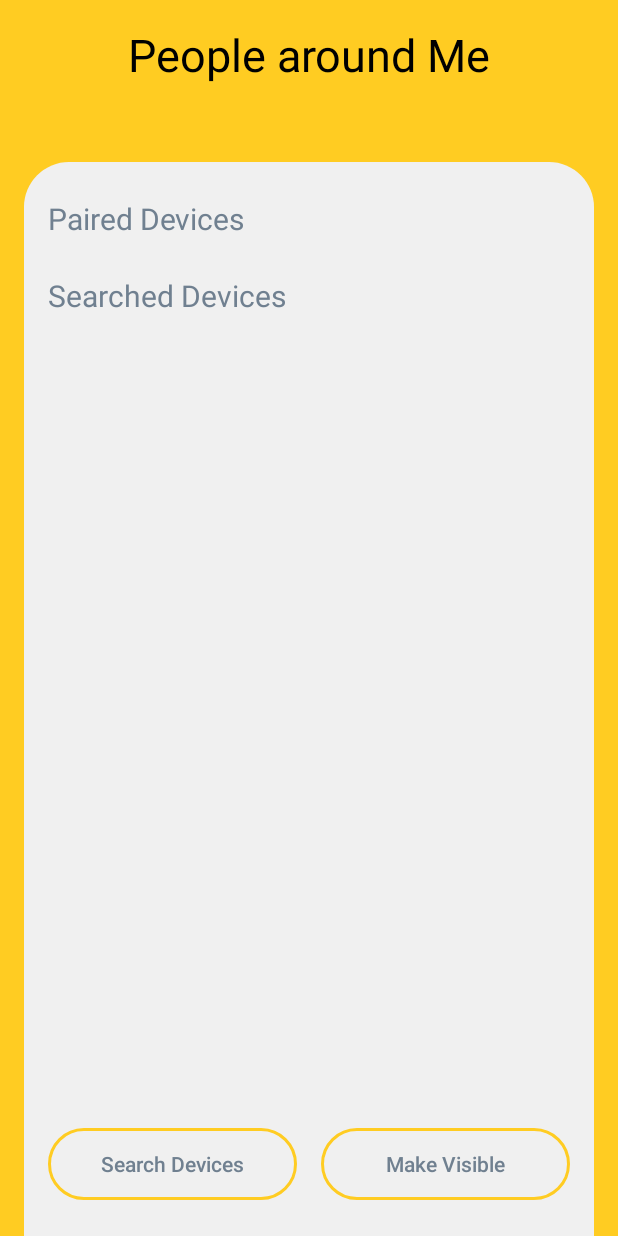
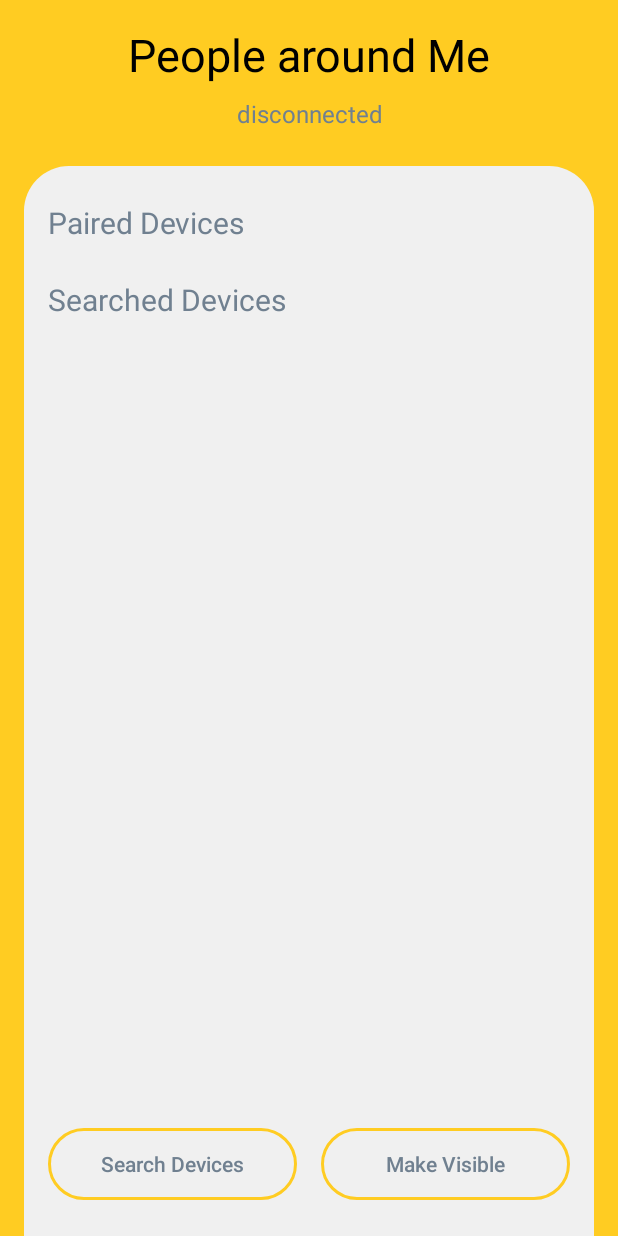
Before and after one commit to keng-yu-liao/BlueChart_10, an Android app: the SearchActivity screen opened directly, with no data from a screen before it, on a phone screen of 412 x 824 dp. Run offline under Robolectric (Android 15) with nearby library versions, the phone set to English and light mode, and no system bars.

Commit message:
[調整] 搜尋頁面藍芽連線狀態

```diff
--- a/app/src/main/java/com/example/bluechart_10/core/bluetooth/BluetoothRepository.kt
+++ b/app/src/main/java/com/example/bluechart_10/core/bluetooth/BluetoothRepository.kt
@@ -2,6 +2,7 @@ package com.example.bluechart_10.core.bluetooth
 
 import android.bluetooth.BluetoothAdapter
 import android.bluetooth.BluetoothDevice
+import android.bluetooth.BluetoothHeadset
 
 class BluetoothRepository {
     private val mBluetoothAdapter: BluetoothAdapter = BluetoothAdapter.getDefaultAdapter()
@@ -13,4 +14,8 @@ class BluetoothRepository {
     fun getPairedList(): List<BluetoothDevice> {
         return mBluetoothAdapter.bondedDevices.toList()
     }
+
+    fun getConnectionState(): Int {
+        return mBluetoothAdapter.getProfileConnectionState(BluetoothHeadset.HEADSET)
+    }
 }
--- a/app/src/main/java/com/example/bluechart_10/section/search/SearchActivity.kt
+++ b/app/src/main/java/com/example/bluechart_10/section/search/SearchActivity.kt
@@ -6,6 +6,7 @@ import android.os.Bundle
 import androidx.appcompat.app.AppCompatActivity
 import androidx.lifecycle.Observer
 import androidx.lifecycle.ViewModelProvider
+import androidx.recyclerview.widget.DividerItemDecoration
 import androidx.recyclerview.widget.LinearLayoutManager
 import com.example.bluechart_10.R
 import com.example.bluechart_10.core.bluetooth.BluetoothRepository
@@ -37,22 +38,27 @@ class SearchActivity : AppCompatActivity() {
     private fun initViewModel() {
         val bluetoothRepository = BluetoothRepository()
         val viewModelFactory = ViewModelFactory{
-            SearchViewModel(bluetoothRepository)
+            SearchViewModel(bluetoothRepository, application)
         }
         searchViewModel = ViewModelProvider(this@SearchActivity, viewModelFactory).get(SearchViewModel::class.java)
         searchViewModel.pairedDeviceList.observe(this@SearchActivity, Observer {
             (rcv_paired_devices.adapter as SearchAdapter).updateSearchList(it)
         })
+        searchViewModel.pairedState.observe(this@SearchActivity, Observer {
+            tv_status_search.text = it
+        })
     }
 
     private fun init() {
         searchViewModel.updatePairedDeviceList()
+        searchViewModel.updatePairedState()
     }
 
     private fun initPairedRcv() {
         rcv_paired_devices.apply {
             layoutManager = LinearLayoutManager(this@SearchActivity)
             adapter = SearchAdapter(SearchAdapter.ListType.Paired)
+            addItemDecoration(DividerItemDecoration(this.context, DividerItemDecoration.VERTICAL))
         }
     }
 }
--- a/app/src/main/java/com/example/bluechart_10/section/search/SearchViewModel.kt
+++ b/app/src/main/java/com/example/bluechart_10/section/search/SearchViewModel.kt
@@ -1,16 +1,28 @@
 package com.example.bluechart_10.section.search
 
+import android.app.Application
 import android.bluetooth.BluetoothDevice
+import android.bluetooth.BluetoothProfile
+import androidx.lifecycle.AndroidViewModel
 import androidx.lifecycle.MutableLiveData
-import androidx.lifecycle.ViewModel
+import com.example.bluechart_10.R
 import com.example.bluechart_10.core.bluetooth.BluetoothRepository
 
-class SearchViewModel(private val bluetoothRepository: BluetoothRepository) : ViewModel() {
-    val pairedDeviceList = MutableLiveData<List<BluetoothDevice>>().apply {
-        value = bluetoothRepository.getPairedList().toList()
-    }
+class SearchViewModel(private val bluetoothRepository: BluetoothRepository,
+                      application: Application
+) : AndroidViewModel(application) {
+    val pairedDeviceList = MutableLiveData<List<BluetoothDevice>>()
+    val pairedState = MutableLiveData<String>()
 
     fun updatePairedDeviceList() {
         pairedDeviceList.value = bluetoothRepository.getPairedList().toList()
     }
+
+    fun updatePairedState() {
+        pairedState.value = when(bluetoothRepository.getConnectionState()) {
+            BluetoothProfile.STATE_DISCONNECTED -> getApplication<Application>().getString(R.string.bluetooth_status_disconnected)
+            BluetoothProfile.STATE_CONNECTED -> getApplication<Application>().getString(R.string.bluetooth_status_connected)
+            else -> getApplication<Application>().getString(R.string.bluetooth_status_disconnected)
+        }
+    }
 }
--- a/app/src/main/res/layout/activity_search.xml
+++ b/app/src/main/res/layout/activity_search.xml
@@ -24,6 +24,8 @@
         android:layout_width="wrap_content"
         android:layout_height="wrap_content"
         android:layout_marginTop="8dp"
+        android:textSize="@dimen/text_size_mid_small"
+        android:textColor="@color/colorGray"
         tools:text="not connected"
         app:layout_constraintEnd_toEndOf="@+id/tv_title_search"
         app:layout_constraintStart_toStartOf="@+id/tv_title_search"
--- a/app/src/main/res/values/strings.xml
+++ b/app/src/main/res/values/strings.xml
@@ -15,4 +15,8 @@
     <string name="search_paired_devices">Paired Devices</string>
     <string name="search_searched_devices">Searched Devices</string>
 
+    //Search頁面 - bluetooth connect status
+    <string name="bluetooth_status_disconnected">disconnected</string>
+    <string name="bluetooth_status_connected">connected</string>
+
 </resources>
```
